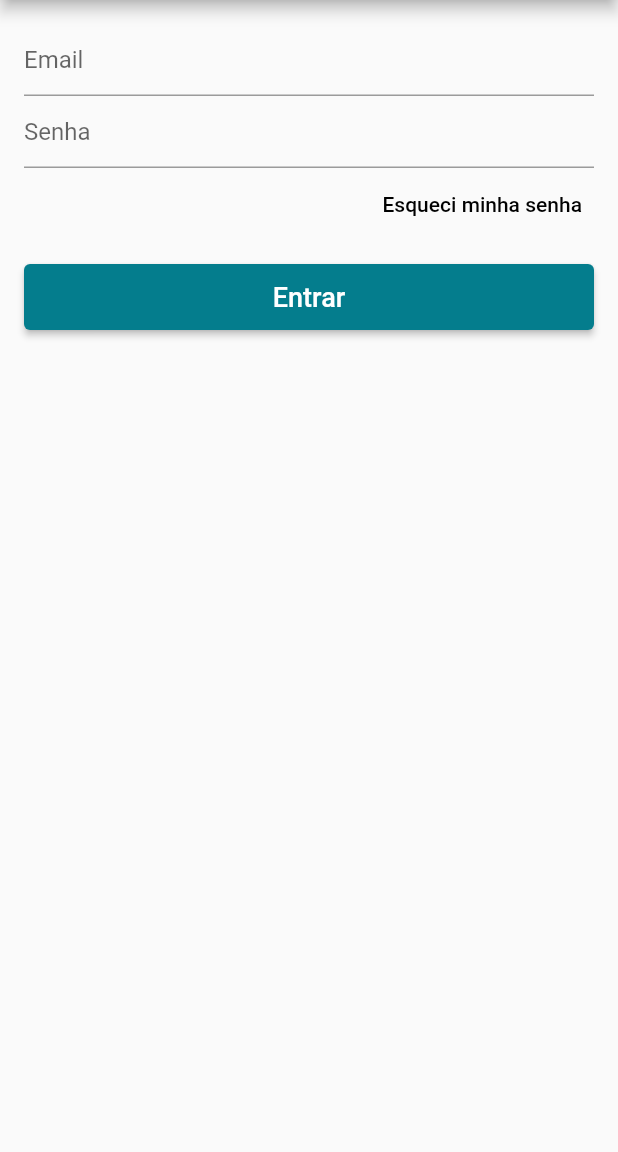
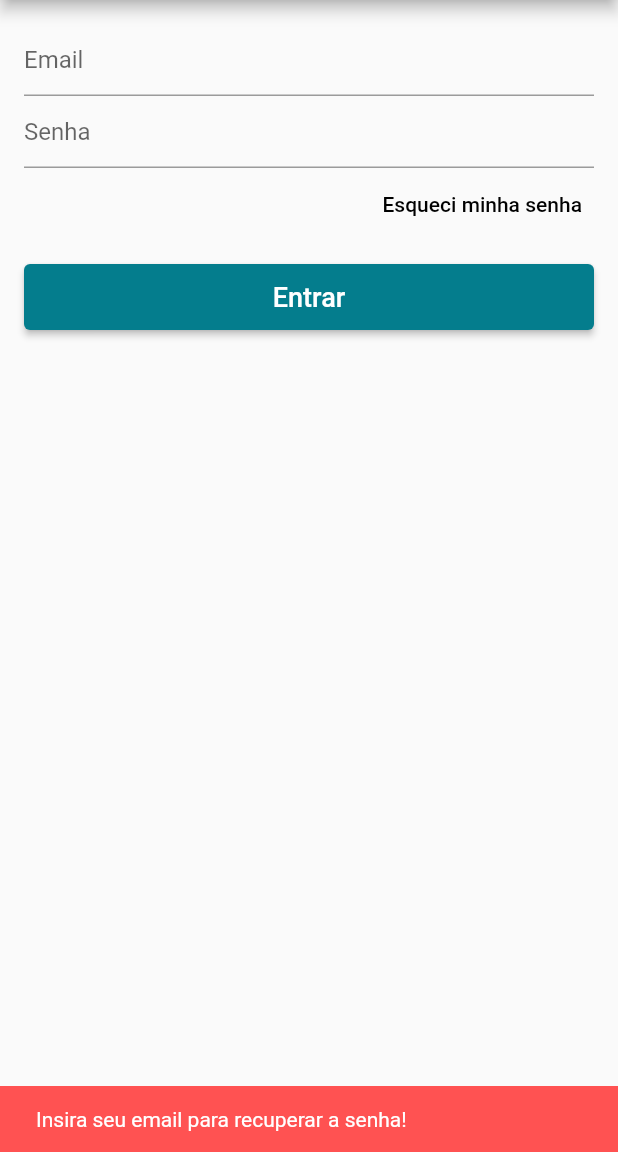
Before and after one commit to Higor13/LojaVirtual, a Flutter app: the LoginScreen screen opened directly, after a tap on "Esqueci minha senha", on a phone screen of 412 x 824 dp, the part 84-1236 px from its top. Run offline on Flutter 3.47's test engine with Material 2 defaults, Android fonts, the phone set to English and light mode, and no system bars; our stand-ins replace carousel_pro, cloud_firestore, firebase_auth, firebase_core, transparent_image; accounts and stored records are empty.

Commit message:
recoverPass method created

```diff
--- a/lib/models/user_model.dart
+++ b/lib/models/user_model.dart
@@ -84,7 +84,9 @@ class UserModel extends Model {
     notifyListeners();
   }
 
-  void recoverPass() {}
+  void recoverPass(String email) {
+    _auth.sendPasswordResetEmail(email: email);
+  }
 
   bool isLoggedIn() {
     return firebaseUser != null;
--- a/lib/screens/login_screen.dart
+++ b/lib/screens/login_screen.dart
@@ -78,7 +78,27 @@ class _LoginScreenState extends State<LoginScreen> {
               Align(
                 alignment: Alignment.centerRight,
                 child: TextButton(
-                  onPressed: () {},
+                  onPressed: () {
+                    if (_emailController.text.isEmpty) {
+                      ScaffoldMessenger.of(context).showSnackBar(
+                        const SnackBar(
+                          content:
+                              Text("Insira seu email para recuperar a senha!"),
+                          backgroundColor: Colors.redAccent,
+                          duration: Duration(seconds: 2),
+                        ),
+                      );
+                    } else {
+                      model.recoverPass(_emailController.text);
+                      ScaffoldMessenger.of(context).showSnackBar(
+                        SnackBar(
+                          content: const Text("Confira seu email."),
+                          backgroundColor: Theme.of(context).primaryColor,
+                          duration: const Duration(seconds: 2),
+                        ),
+                      );
+                    }
+                  },
                   child: const Text(
                     'Esqueci minha senha',
                     style: TextStyle(
@@ -123,7 +143,7 @@ class _LoginScreenState extends State<LoginScreen> {
 
   void onFail() {
     ScaffoldMessenger.of(context).showSnackBar(
-      SnackBar(
+      const SnackBar(
         content: Text("Falha ao entrar!"),
         backgroundColor: Colors.redAccent,
         duration: Duration(seconds: 2),
```
